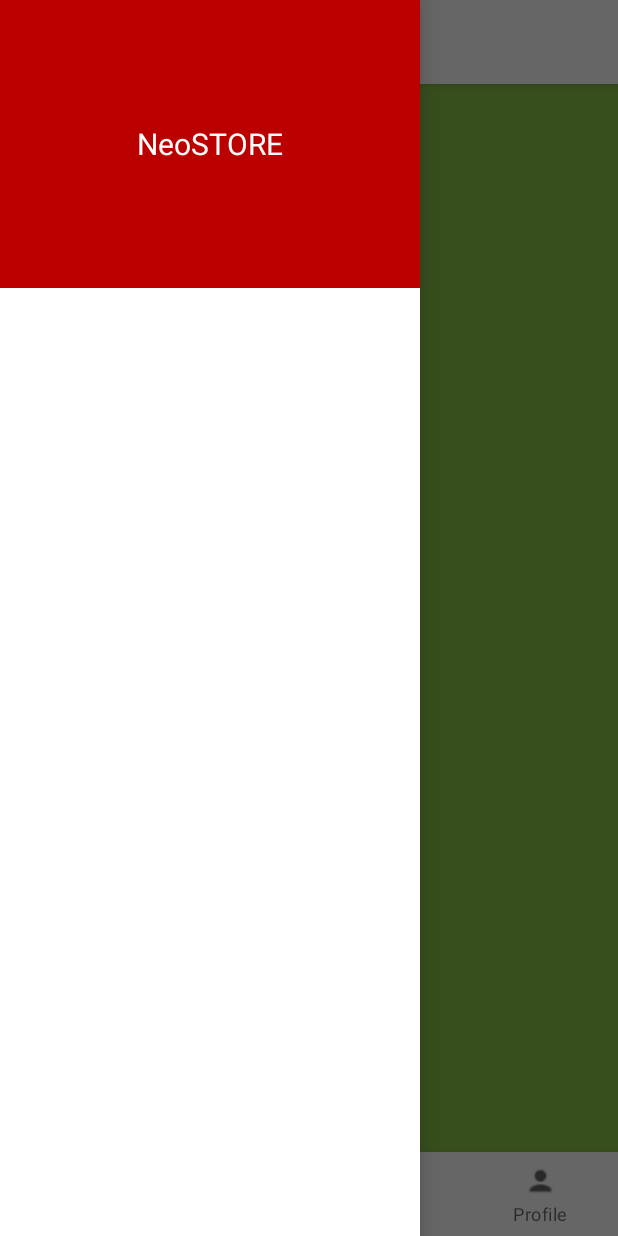
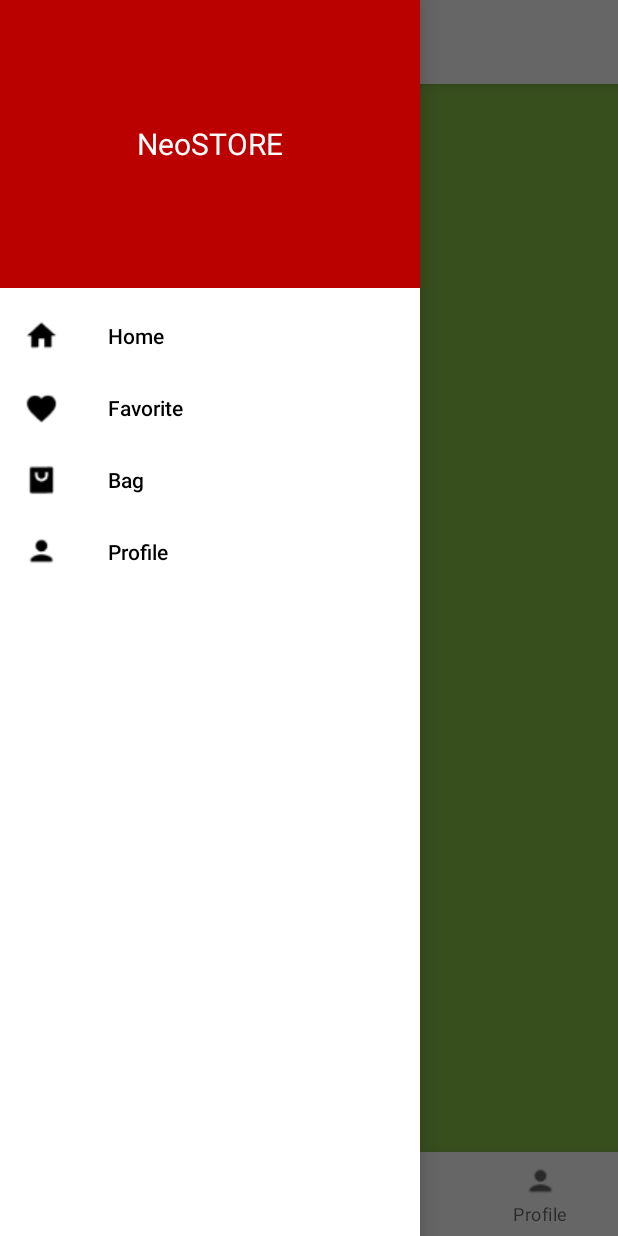
Before and after one commit to JyotiAvhad/Android-Kotlin-Projects, an Android app: the HomeActivity screen opened directly, with no data from a screen before it, with the side drawer open, on a phone screen of 412 x 824 dp. Run offline under Robolectric (Android 15) with nearby library versions, the phone set to English and light mode, and no system bars; our stand-ins replace navigation-ui.

Commit message:
implement drawer navigation and bottom tab navigation ui

```diff
--- a/NeoSTORE/app/src/main/res/layout/activity_home.xml
+++ b/NeoSTORE/app/src/main/res/layout/activity_home.xml
@@ -59,7 +59,8 @@
             android:layout_width="wrap_content"
             android:layout_height="match_parent"
             android:layout_gravity="start"
-            app:headerLayout="@layout/nav_header"/>
+            app:headerLayout="@layout/nav_header"
+            app:menu="@menu/drawer_navigation"/>
 
     </androidx.drawerlayout.widget.DrawerLayout>
 
--- /dev/null
+++ b/NeoSTORE/app/src/main/res/menu/drawer_navigation.xml
@@ -0,0 +1,24 @@
+<?xml version="1.0" encoding="utf-8"?>
+<menu xmlns:android="http://schemas.android.com/apk/res/android">
+
+    <item
+        android:id="@+id/homeDrFragment"
+        android:icon="@drawable/ic_home_24px"
+        android:title="Home" />
+
+    <item
+        android:id="@+id/favDrFragment"
+        android:icon="@drawable/ic_like_favorite_24px"
+        android:title="Favorite" />
+
+    <item
+        android:id="@+id/bagDrFragment"
+        android:icon="@drawable/ic_bag_24px"
+        android:title="Bag" />
+
+    <item
+        android:id="@+id/profileDrFragment"
+        android:icon="@drawable/ic_profile_black_24px"
+        android:title="Profile" />
+
+</menu>
```
Also changed, not shown: NeoSTORE/app/src/main/java/com/example/neostore/view/activities/HomeActivity.kt (+34 -8 lines).
